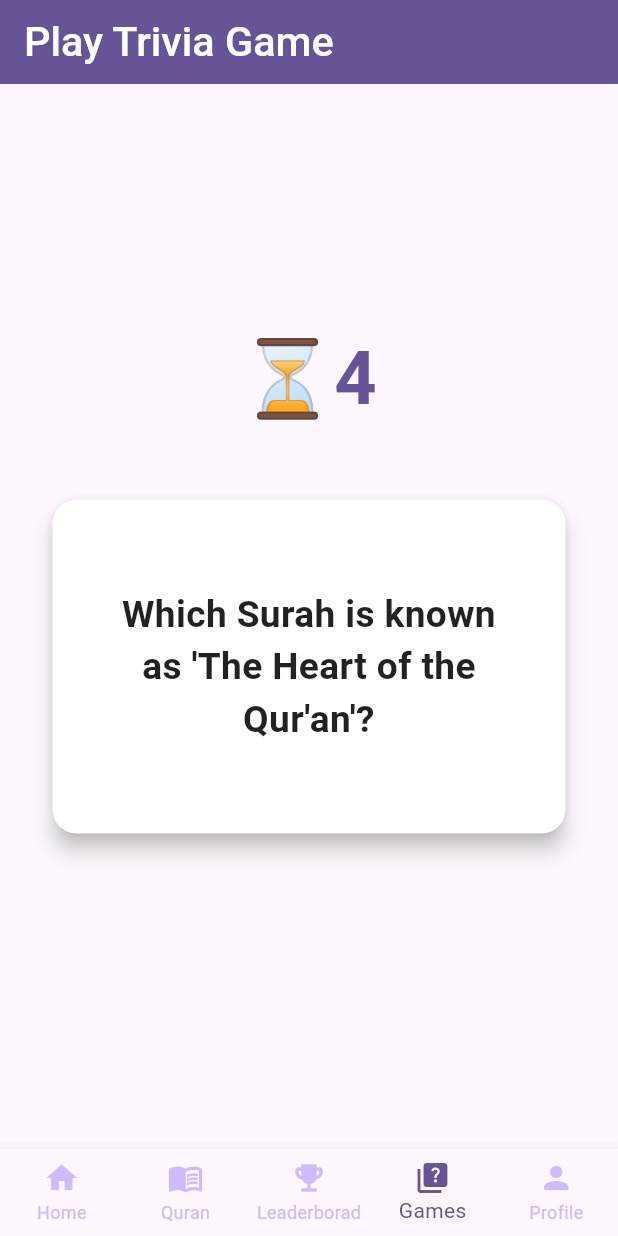
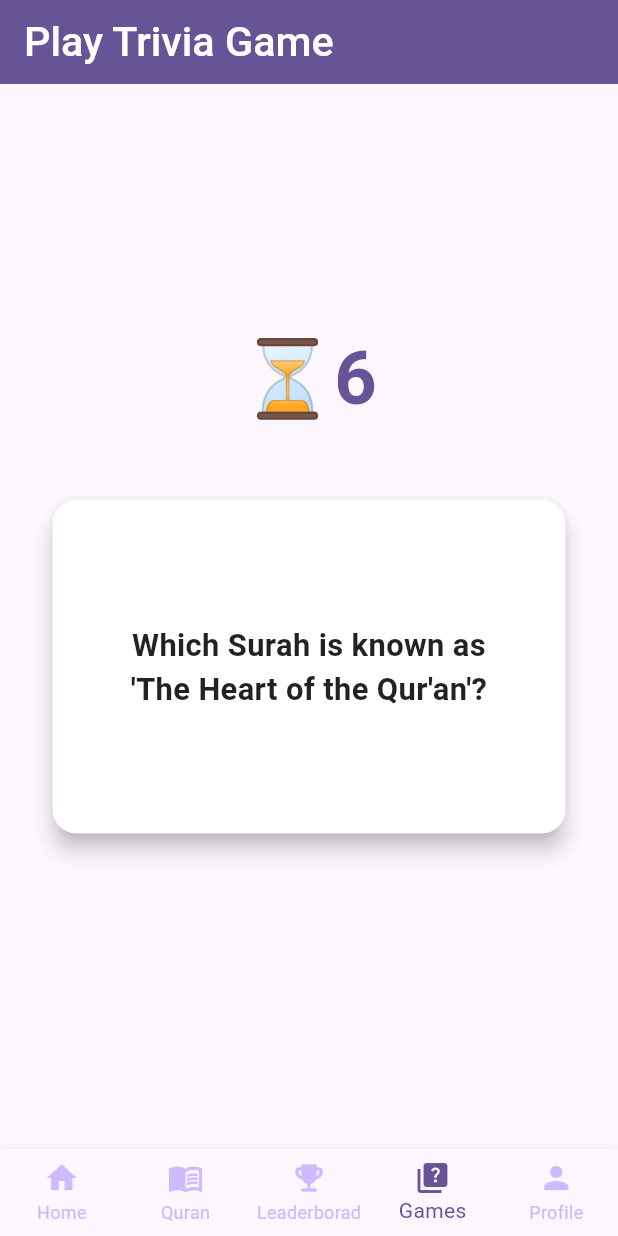
Before and after one commit to abdullahjohar23/islamic-quiz-app, a Flutter app: the screen it shows after launch, item 4 of the bottom bar chosen, after a tap on "Start Game", on a phone screen of 412 x 824 dp. Run offline on Flutter 3.47's test engine with Material 3 defaults, Android fonts, the phone set to English and light mode, and no system bars; project files that could hold a hidden picture were left out.

Commit message:
font size decreased & timer set to 7 seconds

```diff
--- a/lib/pages/trivia_game_page.dart
+++ b/lib/pages/trivia_game_page.dart
@@ -40,7 +40,7 @@ class _TriviaGamePageState extends State<TriviaGamePage> with SingleTickerProvid
 
     // Start Time Function
     void _startTimer() {
-        timeLeft = 5;
+        timeLeft = 7;
         showAnswer = false;
         gameStarted = true;
 
@@ -179,7 +179,7 @@ class _TriviaGamePageState extends State<TriviaGamePage> with SingleTickerProvid
                                                                 isBack ? '✅ ${currentQA[1]}' : currentQA[0],
                                                                 textAlign: TextAlign.center,
                                                                 style: TextStyle(
-                                                                    fontSize: deviceWidth * 0.06,
+                                                                    fontSize: deviceWidth * 0.05,
                                                                     fontWeight: FontWeight.w600,
                                                                     color: isBack ? Colors.green[900] : Colors.black87,
                                                                 ),
```
